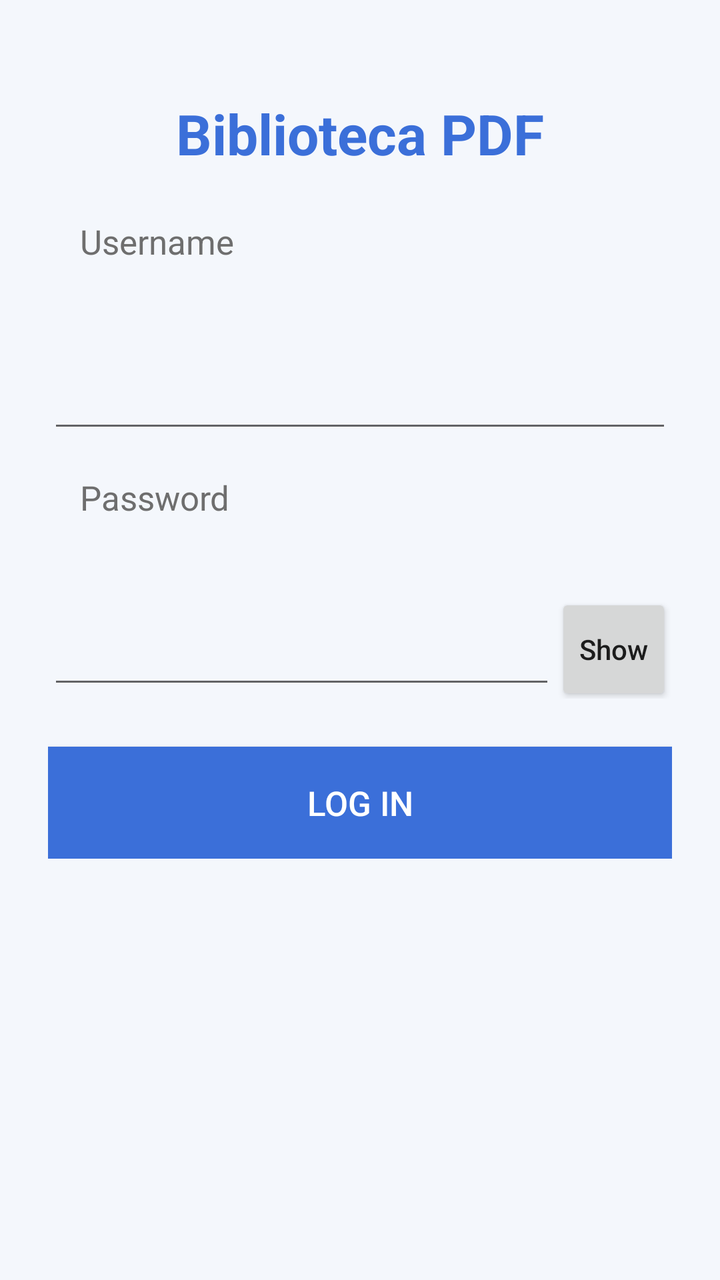
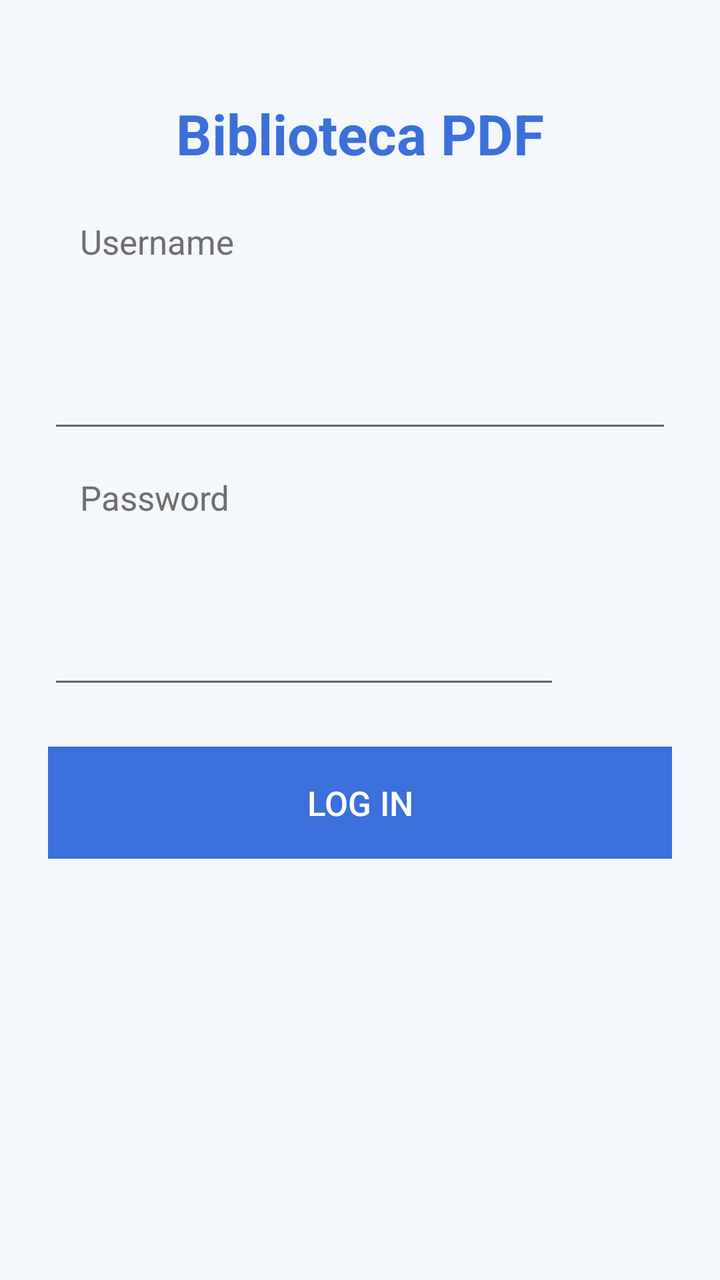

An Android layout rendered at two revisions. The XML below is the earlier revision; the diff shows what the commit changed to produce the second picture.
<!-- AndroidManifest.xml: application theme AppTheme -->
<!-- res/layout/activity_login.xml -->
<?xml version="1.0" encoding="utf-8"?>
<ScrollView xmlns:android="http://schemas.android.com/apk/res/android"
    android:layout_width="match_parent"
    android:layout_height="match_parent"
    android:fillViewport="true"
    android:background="@color/background">

    <LinearLayout
        android:layout_width="match_parent"
        android:layout_height="wrap_content"
        android:orientation="vertical"
        android:gravity="center_horizontal"
        android:padding="@dimen/spacing_large">

        <TextView
            android:layout_width="wrap_content"
            android:layout_height="wrap_content"
            android:layout_marginTop="@dimen/spacing_large"
            android:layout_marginBottom="@dimen/spacing_large"
            android:text="@string/app_name"
            android:textSize="28sp"
            android:textStyle="bold"
            android:textColor="@color/primary" />

        <LinearLayout
            android:layout_width="match_parent"
            android:layout_height="wrap_content"
            android:orientation="vertical"
            android:maxWidth="480dp">

            <TextView
                style="@style/BigButton"
                android:layout_width="wrap_content"
                android:layout_height="wrap_content"
                android:text="@string/label_username"
                android:textColor="@color/text_secondary" />

            <EditText
                android:id="@+id/edit_username"
                android:layout_width="match_parent"
                android:layout_height="@dimen/touch_target_min"
                android:inputType="text"
                android:singleLine="true" />

            <TextView
                style="@style/BigButton"
                android:layout_width="wrap_content"
                android:layout_height="wrap_content"
                android:layout_marginTop="@dimen/spacing_medium"
                android:text="@string/label_password"
                android:textColor="@color/text_secondary" />

            <LinearLayout
                android:layout_width="match_parent"
                android:layout_height="wrap_content"
                android:orientation="horizontal">

                <EditText
                    android:id="@+id/edit_password"
                    android:layout_width="0dp"
                    android:layout_height="@dimen/touch_target_min"
                    android:layout_weight="1"
                    android:inputType="textPassword"
                    android:singleLine="true" />

                <Button
                    android:id="@+id/btn_toggle_password"
                    android:layout_width="wrap_content"
                    android:layout_height="@dimen/touch_target_min"
                    android:minWidth="@dimen/touch_target_min"
                    android:text="@string/action_show_password"
                    android:textAllCaps="false" />

            </LinearLayout>

            <Button
                android:id="@+id/btn_login"
                style="@style/BigButton"
                android:layout_width="match_parent"
                android:layout_height="wrap_content"
                android:minHeight="@dimen/touch_target_min"
                android:layout_marginTop="@dimen/spacing_large"
                android:text="@string/action_login"
                android:textColor="@color/white"
                android:background="@color/primary" />

            <ProgressBar
                android:id="@+id/progress_login"
                android:layout_width="wrap_content"
                android:layout_height="wrap_content"
                android:layout_gravity="center_horizontal"
                android:layout_marginTop="@dimen/spacing_medium"
                android:visibility="gone" />

            <TextView
                android:id="@+id/text_error"
                android:layout_width="match_parent"
                android:layout_height="wrap_content"
                android:layout_marginTop="@dimen/spacing_medium"
                android:textColor="@color/status_error"
                android:visibility="gone" />

        </LinearLayout>
    </LinearLayout>
</ScrollView>
<!-- resources referenced by this layout -->
<resources>
  <color name="background">#F4F7FC</color>
  <color name="primary">#3B6FD9</color>
  <color name="status_error">#C0392B</color>
  <color name="text_secondary">#6E6E6E</color>
  <color name="white">#FFFFFF</color>
  <dimen name="spacing_large">24dp</dimen>
  <dimen name="spacing_medium">16dp</dimen>
  <dimen name="touch_target_min">56dp</dimen>
  <string name="action_login">Log in</string>
  <string name="action_show_password">Show</string>
  <string name="app_name">Biblioteca PDF</string>
  <string name="label_password">Password</string>
  <string name="label_username">Username</string>
  <style name="BigButton">
          <item name="android:minHeight">@dimen/touch_target_min</item>
          <item name="android:textSize">@dimen/text_medium</item>
          <item name="android:paddingLeft">@dimen/spacing_medium</item>
          <item name="android:paddingRight">@dimen/spacing_medium</item>
      </style>
  <style name="AppTheme" parent="Theme.AppCompat.Light.DarkActionBar">
          <item name="colorPrimary">@color/primary</item>
          <item name="colorPrimaryDark">@color/primary_dark</item>
          <item name="colorAccent">@color/accent</item>
          <item name="android:windowBackground">@color/background</item>
      </style>
  <dimen name="text_medium">17sp</dimen>
  <color name="primary_dark">#28509E</color>
  <color name="accent">#5B9BFF</color>
</resources>

<!-- the commit's change to res/layout/activity_login.xml (unified diff, before → after) -->
@@ -63,13 +63,13 @@
                     android:inputType="textPassword"
                     android:singleLine="true" />
 
-                <Button
+                <ImageButton
                     android:id="@+id/btn_toggle_password"
-                    android:layout_width="wrap_content"
+                    android:layout_width="@dimen/touch_target_min"
                     android:layout_height="@dimen/touch_target_min"
-                    android:minWidth="@dimen/touch_target_min"
-                    android:text="@string/action_show_password"
-                    android:textAllCaps="false" />
+                    android:background="@null"
+                    android:scaleType="center"
+                    android:contentDescription="@string/action_show_password" />
 
             </LinearLayout>
 
